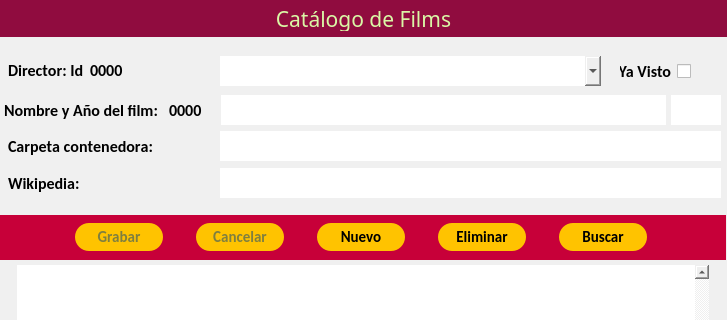
The window that gui/main.ui (QuitoAr/Cine) describes before a commit, drawn with Qt 5; both pictures show x 0 to 727 and y 0 to 320 of the 727 by 575 pixel window.
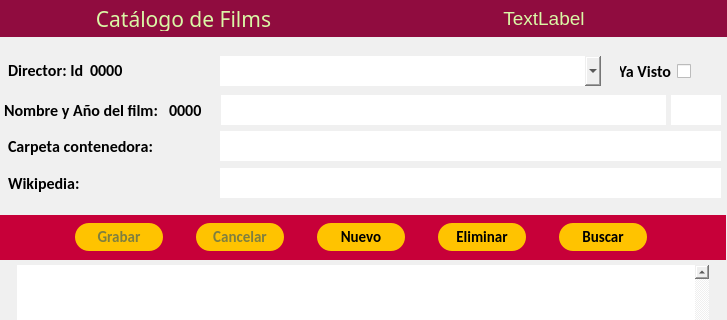
The same window after the commit. Icons and pictures are not drawn.

Commit message: Refactor conexión a la base de datos en 'conexion.py' para incluir autenticación alternativa y manejo de errores. Agregar visualización del servidor conectado en la interfaz de usuario en 'main.py' y actualizar el archivo de diseño 'main.ui' para incluir una etiqueta correspondiente.

```diff
--- a/gui/main.ui
+++ b/gui/main.ui
@@ -310,7 +310,7 @@
     <property name="frameShadow">
      <enum>QFrame::Raised</enum>
     </property>
-    <layout class="QHBoxLayout" name="horizontalLayout" stretch="0">
+    <layout class="QHBoxLayout" name="horizontalLayout" stretch="0,0">
      <property name="spacing">
       <number>12</number>
      </property>
@@ -348,6 +348,30 @@
        </property>
       </widget>
      </item>
+     <item>
+      <widget class="QLabel" name="labelServidor">
+       <property name="minimumSize">
+        <size>
+         <width>0</width>
+         <height>1</height>
+        </size>
+       </property>
+       <property name="font">
+        <font>
+         <pointsize>14</pointsize>
+        </font>
+       </property>
+       <property name="styleSheet">
+        <string notr="true">color: rgb(218, 247, 166);</string>
+       </property>
+       <property name="text">
+        <string>TextLabel</string>
+       </property>
+       <property name="alignment">
+        <set>Qt::AlignCenter</set>
+       </property>
+      </widget>
+     </item>
     </layout>
    </widget>
    <widget class="QFrame" name="frame_2">
@@ -3356,7 +3380,7 @@
      </size>
     </property>
    </widget>
-   <widget class="QWidget" name="">
+   <widget class="QWidget" name="layoutWidget">
     <property name="geometry">
      <rect>
       <x>4</x>
@@ -3533,7 +3557,7 @@
      </item>
     </layout>
    </widget>
-   <widget class="QWidget" name="">
+   <widget class="QWidget" name="layoutWidget">
     <property name="geometry">
      <rect>
       <x>8</x>
```
Left out of the diff: 8 changed lines with no effect on the pictures. The commit also changes 4 other files.
